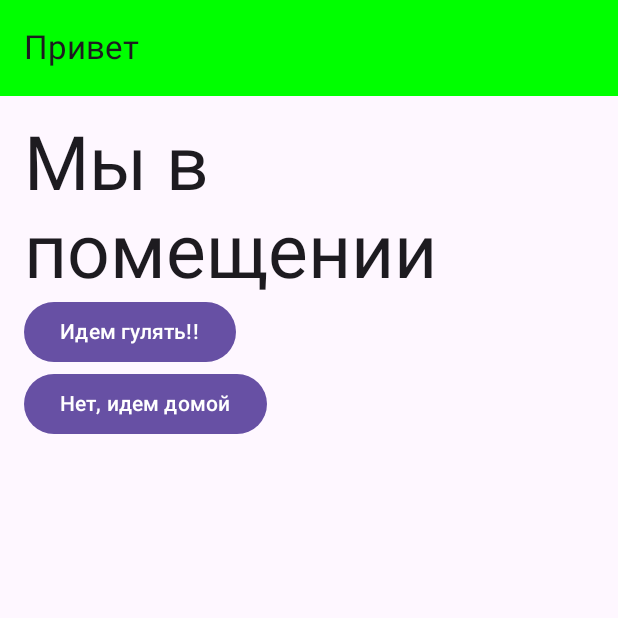
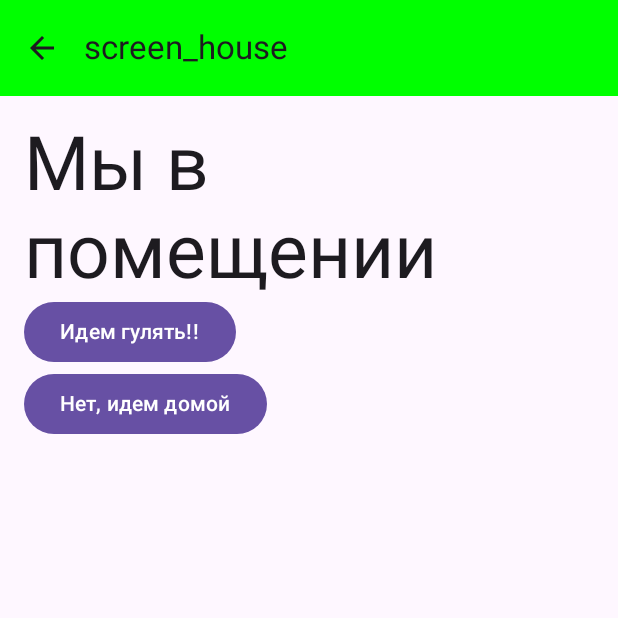
Before and after one commit to dmitrysukhov96/Inventory, an Android app built with Jetpack Compose: the screen it shows after launch (MainActivity), after a tap on "Гуляние", on a phone screen of 412 x 824 dp, the top half of it. Run offline under Robolectric (Android 15) with nearby library versions, the phone set to English and light mode, and no system bars.

Commit message:
новый код для ребят. when, if, else, images, previews

```diff
--- a/app/src/main/java/com/dmitrysukhov/inventory/MainActivity.kt
+++ b/app/src/main/java/com/dmitrysukhov/inventory/MainActivity.kt
@@ -3,21 +3,32 @@ package com.dmitrysukhov.inventory
 import android.os.Bundle
 import androidx.activity.ComponentActivity
 import androidx.activity.compose.setContent
+import androidx.compose.foundation.Image
+import androidx.compose.foundation.layout.Arrangement
 import androidx.compose.foundation.layout.Column
 import androidx.compose.foundation.layout.fillMaxSize
 import androidx.compose.foundation.layout.padding
+import androidx.compose.material.icons.Icons
+import androidx.compose.material.icons.automirrored.filled.ArrowBack
 import androidx.compose.material3.Button
 import androidx.compose.material3.ExperimentalMaterial3Api
+import androidx.compose.material3.Icon
+import androidx.compose.material3.IconButton
 import androidx.compose.material3.Scaffold
 import androidx.compose.material3.Text
 import androidx.compose.material3.TopAppBar
 import androidx.compose.material3.TopAppBarDefaults.topAppBarColors
 import androidx.compose.runtime.Composable
+import androidx.compose.runtime.getValue
+import androidx.compose.ui.Alignment
 import androidx.compose.ui.Modifier
 import androidx.compose.ui.graphics.Color
+import androidx.compose.ui.layout.ContentScale
+import androidx.compose.ui.res.painterResource
 import androidx.navigation.NavHostController
 import androidx.navigation.compose.NavHost
 import androidx.navigation.compose.composable
+import androidx.navigation.compose.currentBackStackEntryAsState
 import androidx.navigation.compose.rememberNavController
 
 class MainActivity : ComponentActivity() {
@@ -30,17 +41,33 @@ class MainActivity : ComponentActivity() {
 @OptIn(ExperimentalMaterial3Api::class)
 @Composable
 fun MyApp() {
+    val navController = rememberNavController()
+    val currentBackStackEntry by navController.currentBackStackEntryAsState()
+    val currentRoute = currentBackStackEntry?.destination?.route
     Scaffold(topBar = {
         TopAppBar(
-            title = { Text(text = "Привет") },
+            title = { Text(text = currentRoute ?: "") },
+            navigationIcon = {
+                if (navController.previousBackStackEntry != null) {
+                    IconButton(onClick = { navController.popBackStack() }) {
+                        Icon(
+                            imageVector = Icons.AutoMirrored.Filled.ArrowBack,
+                            contentDescription = null
+                        )
+                    }
+                }
+            },
             colors = topAppBarColors(containerColor = Color.Green)
         )
+    }, floatingActionButton = {
+        if (currentRoute == INVENTORY_SCREEN)
+            Button({ navController.navigate(ADD_ITEM_SCREEN) }) {
+                Icon(painter = painterResource(R.drawable.add), contentDescription = null)
+            }
     })
     { padding ->
-        val navController = rememberNavController()
         NavHost(
-            navController = navController,
-            startDestination = MAIN_SCREEN,
+            navController = navController, startDestination = MAIN_SCREEN,
             modifier = Modifier.padding(padding)
         ) {
             composable(MAIN_SCREEN) { MainScreen(navController) }
@@ -49,15 +76,18 @@ fun MyApp() {
 
             composable(TEST_SCREEN) { TestScreen(navController) }
 
-            composable(INVENTORY_SCREEN) { InventoryScreen(navController) }
-            composable(ADD_ITEM_SCREEN) { AddItemScreen(navController) }
-            composable(EDIT_ITEM_SCREEN) { EditItemScreen(navController) }
-            composable(ITEM_DETAILS_SCREEN) { ItemDetailsScreen(navController) }
+            composable(INVENTORY_SCREEN) { InventoryScreen() }
+            composable(ADD_ITEM_SCREEN) { AddItemScreen() }
+            composable(EDIT_ITEM_SCREEN) { EditItemScreen() }
+            composable(ITEM_DETAILS_SCREEN) { ItemDetailsScreen() }
 
             composable(SCREEN_HOUSE) { ScreenHouse(navController) }
             composable(SCREEN_ATB) { ScreenAtb(navController) }
             composable(SCREEN_HOME) { ScreenHome(navController) }
             composable(SCREEN_WALK) { ScreenWalk(navController) }
+
+            composable(FON_SCREEN) { FonScreen() }
+            composable(SVETOFOR_SCREEN) { SvetoforScreen() }
         }
     }
 }
@@ -66,7 +96,17 @@ val MAIN_SCREEN = "Main screen"
 
 @Composable
 fun MainScreen(navController: NavHostController) {
-    Column(modifier = Modifier.fillMaxSize()) {
+    Image(
+        painter = painterResource(R.drawable.img_1),
+        contentDescription = null,
+        modifier = Modifier.fillMaxSize(),
+        contentScale = ContentScale.Crop
+    )
+    Column(
+        modifier = Modifier.fillMaxSize(),
+        horizontalAlignment = Alignment.CenterHorizontally,
+        verticalArrangement = Arrangement.Center
+    ) {
         Button(onClick = { navController.navigate(INVENTORY_SCREEN) }) {
             Text(text = "Инвентарь")
         }
@@ -79,5 +119,11 @@ fun MainScreen(navController: NavHostController) {
         Button(onClick = { navController.navigate(TEST_SCREEN) }) {
             Text(text = "Тестовый экран")
         }
+        Button(onClick = { navController.navigate(FON_SCREEN) }) {
+            Text(text = "Смена фона")
+        }
+        Button(onClick = { navController.navigate(SVETOFOR_SCREEN) }) {
+            Text(text = "Светофор")
+        }
     }
 }
--- /dev/null
+++ b/app/src/main/java/com/dmitrysukhov/inventory/RandomScreen.kt
@@ -0,0 +1 @@
+package com.dmitrysukhov.inventory
```
Also changed, not shown: app/src/main/java/com/dmitrysukhov/inventory/Inventory.kt (+52 -5 lines), app/src/main/java/com/dmitrysukhov/inventory/KubikScreen.kt (added, +68 -0 lines), app/src/main/java/com/dmitrysukhov/inventory/Svetofor.kt (added, +73 -0 lines), app/src/main/java/com/dmitrysukhov/inventory/Walk.kt (+10 -0 lines).
